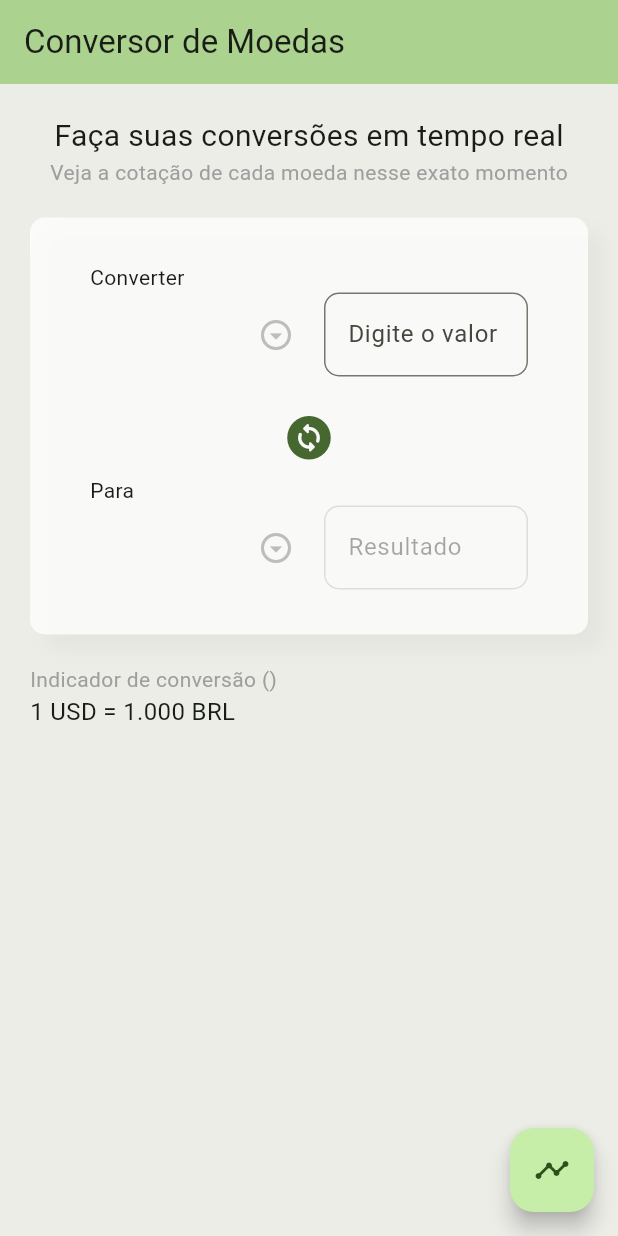
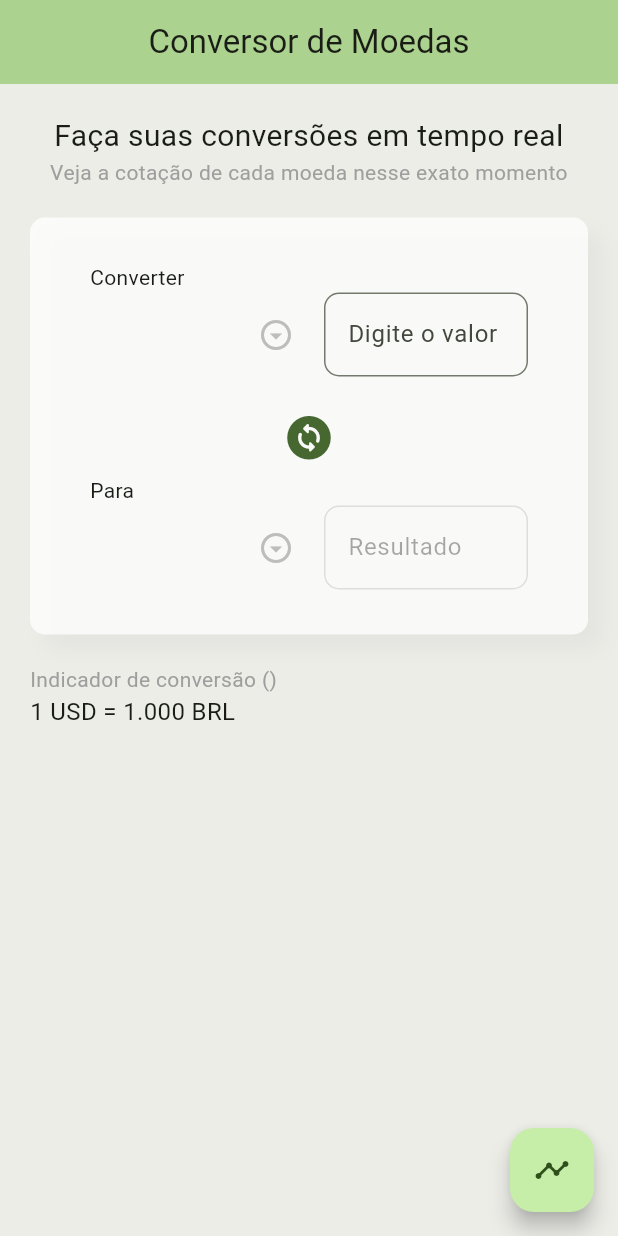
Before and after one commit to alanfacol/currency-converter, a Flutter app: the screen it shows after launch, on a phone screen of 412 x 824 dp. Run offline on Flutter 3.47's test engine with Material 3 defaults, Android fonts, the phone set to English and light mode, and no system bars; our stand-ins replace flutter_dotenv.

Commit message:
refactor: update page titles

```diff
--- a/lib/pages/history.dart
+++ b/lib/pages/history.dart
@@ -77,7 +77,10 @@ class _HistoryState extends State<History> {
     return Scaffold(
         appBar: AppBar(
           backgroundColor: Theme.of(context).colorScheme.inversePrimary,
-          title: const Text("Histórico de cotação"),
+          title: const Text(
+            "Histórico de cotação",
+            textAlign: TextAlign.center,
+          ),
         ),
         body: Center(
           child: Column(
@@ -88,6 +91,7 @@ class _HistoryState extends State<History> {
                   const Text(
                     'Últimos 5 dias',
                     style: TextStyle(fontSize: 20.0),
+                    textAlign: TextAlign.center,
                   ),
                   Text('$currency1 -> $currency2',
                       style:
--- a/lib/pages/home.dart
+++ b/lib/pages/home.dart
@@ -102,7 +102,10 @@ class _HomeState extends State<Home> {
     return Scaffold(
       appBar: AppBar(
         backgroundColor: Theme.of(context).colorScheme.inversePrimary,
-        title: Text(widget.title),
+        title: Center(
+            child: Text(
+          widget.title,
+        )),
       ),
       body: Container(
           color: const Color.fromARGB(100, 218, 218, 218),
@@ -112,14 +115,18 @@ class _HomeState extends State<Home> {
                 child: SingleChildScrollView(
                     child: Column(children: [
               Container(
-                margin: const EdgeInsets.only(top: 20.0),
+                margin: const EdgeInsets.only(top: 20.0, left: 20, right: 20),
                 child: const Column(children: [
                   Text(
                     'Faça suas conversões em tempo real',
                     style: TextStyle(fontSize: 20.0),
+                    textAlign: TextAlign.center,
                   ),
-                  Text('Veja a cotação de cada moeda nesse exato momento',
-                      style: TextStyle(fontSize: 14.0, color: Colors.grey))
+                  Text(
+                    'Veja a cotação de cada moeda nesse exato momento',
+                    style: TextStyle(fontSize: 14.0, color: Colors.grey),
+                    textAlign: TextAlign.center,
+                  )
                 ]),
               ),
               Container(
```
